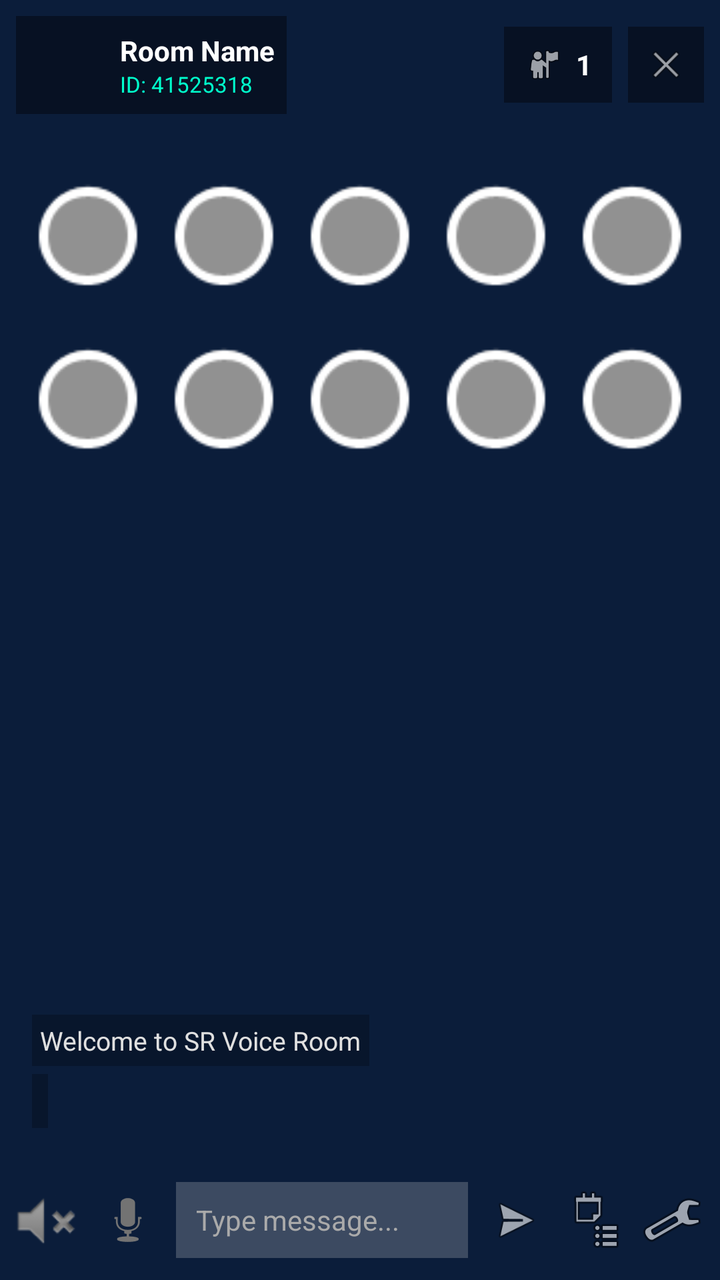
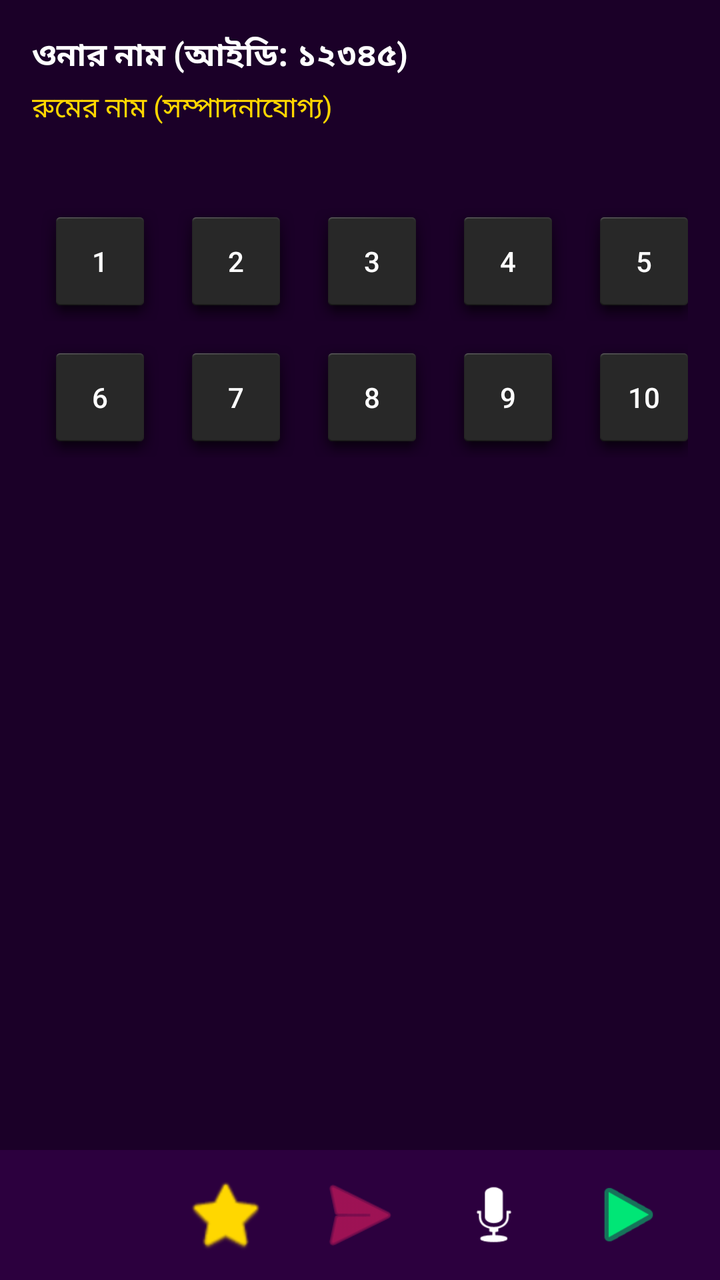

Two renders of the same Android screen: before a commit and after it. Below are the layout's source before the change and the commit's diff.
<!-- AndroidManifest.xml: application theme Theme.AppCompat.DayNight.NoActionBar -->
<!-- res/layout/activity_voice_room.xml -->
<?xml version="1.0" encoding="utf-8"?>
<RelativeLayout xmlns:android="http://schemas.android.com/apk/res/android"
    android:id="@+id/rootLayout"
    android:layout_width="match_parent"
    android:layout_height="match_parent"
    android:background="#0B1D3A">

    
    <RelativeLayout
        android:id="@+id/topHeader"
        android:layout_width="match_parent"
        android:layout_height="65dp"
        android:padding="8dp">

        <LinearLayout
            android:id="@+id/headerProfileLayout"
            android:layout_width="wrap_content"
            android:layout_height="wrap_content"
            android:layout_alignParentStart="true"
            android:layout_centerVertical="true"
            android:background="#66000000"
            android:clickable="true"
            android:focusable="true"
            android:gravity="center_vertical"
            android:orientation="horizontal"
            android:padding="6dp">

            <ImageView
                android:id="@+id/ivHeaderProfile"
                android:layout_width="38dp"
                android:layout_height="38dp"
                android:scaleType="centerCrop"
                android:src="@android:drawable/sym_def_app_icon" />

            <LinearLayout
                android:layout_width="wrap_content"
                android:layout_height="wrap_content"
                android:layout_marginStart="8dp"
                android:orientation="vertical">

                <TextView
                    android:id="@+id/tvRoomName"
                    android:layout_width="wrap_content"
                    android:layout_height="wrap_content"
                    android:text="Room Name"
                    android:textColor="#FFFFFF"
                    android:textSize="14sp"
                    android:textStyle="bold" />

                <TextView
                    android:id="@+id/tvRoomIds"
                    android:layout_width="wrap_content"
                    android:layout_height="wrap_content"
                    android:text="ID: 41525318"
                    android:textColor="#00FFCC"
                    android:textSize="11sp" />
            </LinearLayout>
        </LinearLayout>

        <LinearLayout
            android:layout_width="wrap_content"
            android:layout_height="wrap_content"
            android:layout_alignParentEnd="true"
            android:layout_centerVertical="true"
            android:orientation="horizontal">

            <LinearLayout
                android:id="@+id/ivOnlineMembers"
                android:layout_width="wrap_content"
                android:layout_height="38dp"
                android:background="#66000000"
                android:clickable="true"
                android:focusable="true"
                android:gravity="center"
                android:paddingStart="10dp"
                android:paddingEnd="10dp">

                <ImageView
                    android:layout_width="20dp"
                    android:layout_height="20dp"
                    android:src="@android:drawable/ic_menu_myplaces" />

                <TextView
                    android:id="@+id/tvOnlineCount"
                    android:layout_width="wrap_content"
                    android:layout_height="wrap_content"
                    android:layout_marginStart="6dp"
                    android:text="1"
                    android:textColor="#FFFFFF"
                    android:textSize="14sp"
                    android:textStyle="bold" />
            </LinearLayout>

            <ImageView
                android:id="@+id/ivHomeSettings"
                android:layout_width="38dp"
                android:layout_height="38dp"
                android:layout_marginStart="8dp"
                android:background="#66000000"
                android:clickable="true"
                android:focusable="true"
                android:padding="8dp"
                android:src="@android:drawable/ic_menu_close_clear_cancel" />
        </LinearLayout>
    </RelativeLayout>

    
    <LinearLayout
        android:id="@+id/seatsContainer"
        android:layout_width="match_parent"
        android:layout_height="wrap_content"
        android:layout_below="@id/topHeader"
        android:layout_marginTop="15dp"
        android:orientation="vertical"
        android:padding="10dp">

        
        <LinearLayout
            android:layout_width="match_parent"
            android:layout_height="wrap_content"
            android:gravity="center"
            android:orientation="horizontal">

            <LinearLayout android:layout_width="0dp" android:layout_height="wrap_content" android:layout_weight="1" android:gravity="center" android:orientation="vertical">
                <ImageView android:id="@+id/seat1" android:layout_width="56dp" android:layout_height="56dp" android:background="@android:drawable/presence_invisible" android:scaleType="centerCrop" />
                <TextView android:id="@+id/tvName1" android:layout_width="wrap_content" android:layout_height="wrap_content" android:textColor="#FFFFFF" android:textSize="10sp" />
            </LinearLayout>

            <LinearLayout android:layout_width="0dp" android:layout_height="wrap_content" android:layout_weight="1" android:gravity="center" android:orientation="vertical">
                <ImageView android:id="@+id/seat2" android:layout_width="56dp" android:layout_height="56dp" android:background="@android:drawable/presence_invisible" android:scaleType="centerCrop" />
                <TextView android:id="@+id/tvName2" android:layout_width="wrap_content" android:layout_height="wrap_content" android:textColor="#FFFFFF" android:textSize="10sp" />
            </LinearLayout>

            <LinearLayout android:layout_width="0dp" android:layout_height="wrap_content" android:layout_weight="1" android:gravity="center" android:orientation="vertical">
                <ImageView android:id="@+id/seat3" android:layout_width="56dp" android:layout_height="56dp" android:background="@android:drawable/presence_invisible" android:scaleType="centerCrop" />
                <TextView android:id="@+id/tvName3" android:layout_width="wrap_content" android:layout_height="wrap_content" android:textColor="#FFFFFF" android:textSize="10sp" />
            </LinearLayout>

            <LinearLayout android:layout_width="0dp" android:layout_height="wrap_content" android:layout_weight="1" android:gravity="center" android:orientation="vertical">
                <ImageView android:id="@+id/seat4" android:layout_width="56dp" android:layout_height="56dp" android:background="@android:drawable/presence_invisible" android:scaleType="centerCrop" />
                <TextView android:id="@+id/tvName4" android:layout_width="wrap_content" android:layout_height="wrap_content" android:textColor="#FFFFFF" android:textSize="10sp" />
            </LinearLayout>

            <LinearLayout android:layout_width="0dp" android:layout_height="wrap_content" android:layout_weight="1" android:gravity="center" android:orientation="vertical">
                <ImageView android:id="@+id/seat5" android:layout_width="56dp" android:layout_height="56dp" android:background="@android:drawable/presence_invisible" android:scaleType="centerCrop" />
                <TextView android:id="@+id/tvName5" android:layout_width="wrap_content" android:layout_height="wrap_content" android:textColor="#FFFFFF" android:textSize="10sp" />
            </LinearLayout>
        </LinearLayout>

        
        <LinearLayout
            android:layout_width="match_parent"
            android:layout_height="wrap_content"
            android:layout_marginTop="12dp"
            android:gravity="center"
            android:orientation="horizontal">

            <LinearLayout android:layout_width="0dp" android:layout_height="wrap_content" android:layout_weight="1" android:gravity="center" android:orientation="vertical">
                <ImageView android:id="@+id/seat6" android:layout_width="56dp" android:layout_height="56dp" android:background="@android:drawable/presence_invisible" android:scaleType="centerCrop" />
                <TextView android:id="@+id/tvName6" android:layout_width="wrap_content" android:layout_height="wrap_content" android:textColor="#FFFFFF" android:textSize="10sp" />
            </LinearLayout>

            <LinearLayout android:layout_width="0dp" android:layout_height="wrap_content" android:layout_weight="1" android:gravity="center" android:orientation="vertical">
                <ImageView android:id="@+id/seat7" android:layout_width="56dp" android:layout_height="56dp" android:background="@android:drawable/presence_invisible" android:scaleType="centerCrop" />
                <TextView android:id="@+id/tvName7" android:layout_width="wrap_content" android:layout_height="wrap_content" android:textColor="#FFFFFF" android:textSize="10sp" />
            </LinearLayout>

            <LinearLayout android:layout_width="0dp" android:layout_height="wrap_content" android:layout_weight="1" android:gravity="center" android:orientation="vertical">
                <ImageView android:id="@+id/seat8" android:layout_width="56dp" android:layout_height="56dp" android:background="@android:drawable/presence_invisible" android:scaleType="centerCrop" />
                <TextView android:id="@+id/tvName8" android:layout_width="wrap_content" android:layout_height="wrap_content" android:textColor="#FFFFFF" android:textSize="10sp" />
            </LinearLayout>

            <LinearLayout android:layout_width="0dp" android:layout_height="wrap_content" android:layout_weight="1" android:gravity="center" android:orientation="vertical">
                <ImageView android:id="@+id/seat9" android:layout_width="56dp" android:layout_height="56dp" android:background="@android:drawable/presence_invisible" android:scaleType="centerCrop" />
                <TextView android:id="@+id/tvName9" android:layout_width="wrap_content" android:layout_height="wrap_content" android:textColor="#FFFFFF" android:textSize="10sp" />
            </LinearLayout>

            <LinearLayout android:layout_width="0dp" android:layout_height="wrap_content" android:layout_weight="1" android:gravity="center" android:orientation="vertical">
                <ImageView android:id="@+id/seat10" android:layout_width="56dp" android:layout_height="56dp" android:background="@android:drawable/presence_invisible" android:scaleType="centerCrop" />
                <TextView android:id="@+id/tvName10" android:layout_width="wrap_content" android:layout_height="wrap_content" android:textColor="#FFFFFF" android:textSize="10sp" />
            </LinearLayout>
        </LinearLayout>
    </LinearLayout>

    
    <LinearLayout
        android:id="@+id/chatAreaLayout"
        android:layout_width="match_parent"
        android:layout_height="wrap_content"
        android:layout_above="@id/bottomBar"
        android:layout_below="@id/seatsContainer"
        android:gravity="bottom"
        android:orientation="vertical"
        android:padding="16dp">

        <TextView
            android:id="@+id/tvChat1"
            android:layout_width="wrap_content"
            android:layout_height="wrap_content"
            android:background="#40000000"
            android:padding="4dp"
            android:text="Welcome to SR Voice Room"
            android:textColor="#E0E0E0"
            android:textSize="13sp" />

        <TextView
            android:id="@+id/tvChat2"
            android:layout_width="wrap_content"
            android:layout_height="wrap_content"
            android:layout_marginTop="4dp"
            android:background="#40000000"
            android:padding="4dp"
            android:textColor="#00FFCC"
            android:textSize="14sp"
            android:textStyle="bold" />
    </LinearLayout>

    
    <LinearLayout
        android:id="@+id/bottomBar"
        android:layout_width="match_parent"
        android:layout_height="60dp"
        android:layout_alignParentBottom="true"
        android:gravity="center_vertical"
        android:orientation="horizontal"
        android:paddingStart="8dp"
        android:paddingEnd="8dp">

        <ImageView
            android:id="@+id/ivMute"
            android:layout_width="32dp"
            android:layout_height="32dp"
            android:src="@android:drawable/ic_lock_silent_mode" />

        <ImageView
            android:id="@+id/ivMic"
            android:layout_width="32dp"
            android:layout_height="32dp"
            android:layout_marginStart="8dp"
            android:src="@android:drawable/ic_btn_speak_now" />

        <EditText
            android:id="@+id/etChatInput"
            android:layout_width="0dp"
            android:layout_height="38dp"
            android:layout_marginStart="8dp"
            android:layout_weight="1"
            android:background="#33FFFFFF"
            android:hint="Type message..."
            android:paddingStart="10dp"
            android:paddingEnd="10dp"
            android:textColor="#FFFFFF"
            android:textColorHint="#AAAAAA"
            android:textSize="14sp" />

        <ImageView
            android:id="@+id/ivSendChat"
            android:layout_width="36dp"
            android:layout_height="36dp"
            android:layout_marginStart="6dp"
            android:padding="4dp"
            android:src="@android:drawable/ic_menu_send" />

        <ImageView
            android:id="@+id/ivGift"
            android:layout_width="32dp"
            android:layout_height="32dp"
            android:layout_marginStart="6dp"
            android:src="@android:drawable/ic_menu_agenda" />

        <ImageView
            android:id="@+id/ivGames"
            android:layout_width="32dp"
            android:layout_height="32dp"
            android:layout_marginStart="6dp"
            android:src="@android:drawable/ic_menu_manage" />
    </LinearLayout>

</RelativeLayout>
<!-- resources referenced by this layout -->
<resources>

</resources>

<!-- the commit's change to res/layout/activity_voice_room.xml (unified diff, before → after) -->
@@ -1,279 +1,121 @@
 <?xml version="1.0" encoding="utf-8"?>
 <RelativeLayout xmlns:android="http://schemas.android.com/apk/res/android"
-    android:id="@+id/rootLayout"
+    xmlns:app="http://schemas.android.com/apk/res-auto"
     android:layout_width="match_parent"
     android:layout_height="match_parent"
-    android:background="#0B1D3A">
-
-    
-    <RelativeLayout
-        android:id="@+id/topHeader"
-        android:layout_width="match_parent"
-        android:layout_height="65dp"
-        android:padding="8dp">
-
-        <LinearLayout
-            android:id="@+id/headerProfileLayout"
-            android:layout_width="wrap_content"
-            android:layout_height="wrap_content"
-            android:layout_alignParentStart="true"
-            android:layout_centerVertical="true"
-            android:background="#66000000"
-            android:clickable="true"
-            android:focusable="true"
-            android:gravity="center_vertical"
-            android:orientation="horizontal"
-            android:padding="6dp">
-
-            <ImageView
-                android:id="@+id/ivHeaderProfile"
-                android:layout_width="38dp"
-                android:layout_height="38dp"
-                android:scaleType="centerCrop"
-                android:src="@android:drawable/sym_def_app_icon" />
-
-            <LinearLayout
-                android:layout_width="wrap_content"
-                android:layout_height="wrap_content"
-                android:layout_marginStart="8dp"
-                android:orientation="vertical">
-
-                <TextView
-                    android:id="@+id/tvRoomName"
-                    android:layout_width="wrap_content"
-                    android:layout_height="wrap_content"
-                    android:text="Room Name"
-                    android:textColor="#FFFFFF"
-                    android:textSize="14sp"
-                    android:textStyle="bold" />
-
-                <TextView
-                    android:id="@+id/tvRoomIds"
-                    android:layout_width="wrap_content"
-                    android:layout_height="wrap_content"
-                    android:text="ID: 41525318"
-                    android:textColor="#00FFCC"
-                    android:textSize="11sp" />
-            </LinearLayout>
-        </LinearLayout>
-
-        <LinearLayout
-            android:layout_width="wrap_content"
-            android:layout_height="wrap_content"
-            android:layout_alignParentEnd="true"
-            android:layout_centerVertical="true"
-            android:orientation="horizontal">
-
-            <LinearLayout
-                android:id="@+id/ivOnlineMembers"
-                android:layout_width="wrap_content"
-                android:layout_height="38dp"
-                android:background="#66000000"
-                android:clickable="true"
-                android:focusable="true"
-                android:gravity="center"
-                android:paddingStart="10dp"
-                android:paddingEnd="10dp">
-
-                <ImageView
-                    android:layout_width="20dp"
-                    android:layout_height="20dp"
-                    android:src="@android:drawable/ic_menu_myplaces" />
-
-                <TextView
-                    android:id="@+id/tvOnlineCount"
-                    android:layout_width="wrap_content"
-                    android:layout_height="wrap_content"
-                    android:layout_marginStart="6dp"
-                    android:text="1"
-                    android:textColor="#FFFFFF"
-                    android:textSize="14sp"
-                    android:textStyle="bold" />
-            </LinearLayout>
-
-            <ImageView
-                android:id="@+id/ivHomeSettings"
-                android:layout_width="38dp"
-                android:layout_height="38dp"
-                android:layout_marginStart="8dp"
-                android:background="#66000000"
-                android:clickable="true"
-                android:focusable="true"
-                android:padding="8dp"
-                android:src="@android:drawable/ic_menu_close_clear_cancel" />
-        </LinearLayout>
-    </RelativeLayout>
+    android:background="#1B0028">
 
     
     <LinearLayout
-        android:id="@+id/seatsContainer"
+        android:id="@+id/roomHeader"
         android:layout_width="match_parent"
         android:layout_height="wrap_content"
-        android:layout_below="@id/topHeader"
-        android:layout_marginTop="15dp"
-        android:orientation="vertical"
-        android:padding="10dp">
-
-        
-        <LinearLayout
-            android:layout_width="match_parent"
-            android:layout_height="wrap_content"
-            android:gravity="center"
-            android:orientation="horizontal">
-
-            <LinearLayout android:layout_width="0dp" android:layout_height="wrap_content" android:layout_weight="1" android:gravity="center" android:orientation="vertical">
-                <ImageView android:id="@+id/seat1" android:layout_width="56dp" android:layout_height="56dp" android:background="@android:drawable/presence_invisible" android:scaleType="centerCrop" />
-                <TextView android:id="@+id/tvName1" android:layout_width="wrap_content" android:layout_height="wrap_content" android:textColor="#FFFFFF" android:textSize="10sp" />
-            </LinearLayout>
-
-            <LinearLayout android:layout_width="0dp" android:layout_height="wrap_content" android:layout_weight="1" android:gravity="center" android:orientation="vertical">
-                <ImageView android:id="@+id/seat2" android:layout_width="56dp" android:layout_height="56dp" android:background="@android:drawable/presence_invisible" android:scaleType="centerCrop" />
-                <TextView android:id="@+id/tvName2" android:layout_width="wrap_content" android:layout_height="wrap_content" android:textColor="#FFFFFF" android:textSize="10sp" />
-            </LinearLayout>
-
-            <LinearLayout android:layout_width="0dp" android:layout_height="wrap_content" android:layout_weight="1" android:gravity="center" android:orientation="vertical">
-                <ImageView android:id="@+id/seat3" android:layout_width="56dp" android:layout_height="56dp" android:background="@android:drawable/presence_invisible" android:scaleType="centerCrop" />
-                <TextView android:id="@+id/tvName3" android:layout_width="wrap_content" android:layout_height="wrap_content" android:textColor="#FFFFFF" android:textSize="10sp" />
-            </LinearLayout>
-
-            <LinearLayout android:layout_width="0dp" android:layout_height="wrap_content" android:layout_weight="1" android:gravity="center" android:orientation="vertical">
-                <ImageView android:id="@+id/seat4" android:layout_width="56dp" android:layout_height="56dp" android:background="@android:drawable/presence_invisible" android:scaleType="centerCrop" />
-                <TextView android:id="@+id/tvName4" android:layout_width="wrap_content" android:layout_height="wrap_content" android:textColor="#FFFFFF" android:textSize="10sp" />
-            </LinearLayout>
-
-            <LinearLayout android:layout_width="0dp" android:layout_height="wrap_content" android:layout_weight="1" android:gravity="center" android:orientation="vertical">
-                <ImageView android:id="@+id/seat5" android:layout_width="56dp" android:layout_height="56dp" android:background="@android:drawable/presence_invisible" android:scaleType="centerCrop" />
-                <TextView android:id="@+id/tvName5" android:layout_width="wrap_content" android:layout_height="wrap_content" android:textColor="#FFFFFF" android:textSize="10sp" />
-            </LinearLayout>
-        </LinearLayout>
-
-        
-        <LinearLayout
-            android:layout_width="match_parent"
-            android:layout_height="wrap_content"
-            android:layout_marginTop="12dp"
-            android:gravity="center"
-            android:orientation="horizontal">
-
-            <LinearLayout android:layout_width="0dp" android:layout_height="wrap_content" android:layout_weight="1" android:gravity="center" android:orientation="vertical">
-                <ImageView android:id="@+id/seat6" android:layout_width="56dp" android:layout_height="56dp" android:background="@android:drawable/presence_invisible" android:scaleType="centerCrop" />
-                <TextView android:id="@+id/tvName6" android:layout_width="wrap_content" android:layout_height="wrap_content" android:textColor="#FFFFFF" android:textSize="10sp" />
-            </LinearLayout>
-
-            <LinearLayout android:layout_width="0dp" android:layout_height="wrap_content" android:layout_weight="1" android:gravity="center" android:orientation="vertical">
-                <ImageView android:id="@+id/seat7" android:layout_width="56dp" android:layout_height="56dp" android:background="@android:drawable/presence_invisible" android:scaleType="centerCrop" />
-                <TextView android:id="@+id/tvName7" android:layout_width="wrap_content" android:layout_height="wrap_content" android:textColor="#FFFFFF" android:textSize="10sp" />
-            </LinearLayout>
-
-            <LinearLayout android:layout_width="0dp" android:layout_height="wrap_content" android:layout_weight="1" android:gravity="center" android:orientation="vertical">
-                <ImageView android:id="@+id/seat8" android:layout_width="56dp" android:layout_height="56dp" android:background="@android:drawable/presence_invisible" android:scaleType="centerCrop" />
-                <TextView android:id="@+id/tvName8" android:layout_width="wrap_content" android:layout_height="wrap_content" android:textColor="#FFFFFF" android:textSize="10sp" />
-            </LinearLayout>
-
-            <LinearLayout android:layout_width="0dp" android:layout_height="wrap_content" android:layout_weight="1" android:gravity="center" android:orientation="vertical">
-                <ImageView android:id="@+id/seat9" android:layout_width="56dp" android:layout_height="56dp" android:background="@android:drawable/presence_invisible" android:scaleType="centerCrop" />
-                <TextView android:id="@+id/tvName9" android:layout_width="wrap_content" android:layout_height="wrap_content" android:textColor="#FFFFFF" android:textSize="10sp" />
-            </LinearLayout>
-
-            <LinearLayout android:layout_width="0dp" android:layout_height="wrap_content" android:layout_weight="1" android:gravity="center" android:orientation="vertical">
-                <ImageView android:id="@+id/seat10" android:layout_width="56dp" android:layout_height="56dp" android:background="@android:drawable/presence_invisible" android:scaleType="centerCrop" />
-                <TextView android:id="@+id/tvName10" android:layout_width="wrap_content" android:layout_height="wrap_content" android:textColor="#FFFFFF" android:textSize="10sp" />
-            </LinearLayout>
-        </LinearLayout>
-    </LinearLayout>
-
-    
-    <LinearLayout
-        android:id="@+id/chatAreaLayout"
-        android:layout_width="match_parent"
-        android:layout_height="wrap_content"
-        android:layout_above="@id/bottomBar"
-        android:layout_below="@id/seatsContainer"
-        android:gravity="bottom"
         android:orientation="vertical"
         android:padding="16dp">
 
         <TextView
-            android:id="@+id/tvChat1"
+            android:id="@+id/txtOwnerName"
             android:layout_width="wrap_content"
             android:layout_height="wrap_content"
-            android:background="#40000000"
-            android:padding="4dp"
-            android:text="Welcome to SR Voice Room"
-            android:textColor="#E0E0E0"
-            android:textSize="13sp" />
+            android:text="ওনার নাম (আইডি: ১২৩৪৫)"
+            android:textColor="#FFFFFF"
+            android:textSize="16sp"
+            android:textStyle="bold" />
 
         <TextView
-            android:id="@+id/tvChat2"
+            android:id="@+id/txtRoomName"
             android:layout_width="wrap_content"
             android:layout_height="wrap_content"
             android:layout_marginTop="4dp"
-            android:background="#40000000"
-            android:padding="4dp"
-            android:textColor="#00FFCC"
-            android:textSize="14sp"
-            android:textStyle="bold" />
+            android:text="রুমের নাম (সম্পাদনাযোগ্য)"
+            android:textColor="#FFD700"
+            android:textSize="14sp" />
     </LinearLayout>
 
     
+    <GridLayout
+        android:id="@+id/seatGridLayout"
+        android:layout_width="match_parent"
+        android:layout_height="wrap_content"
+        android:layout_below="@id/roomHeader"
+        android:layout_centerHorizontal="true"
+        android:layout_margin="16dp"
+        android:alignmentMode="alignMargins"
+        android:columnCount="5"
+        android:rowCount="2"
+        android:useDefaultMargins="true">
+
+        
+        <Button android:id="@+id/seat1" android:layout_width="60dp" android:layout_height="60dp" android:background="@android:drawable/dialog_holo_dark_frame" android:text="1" android:textColor="#FFFFFF" />
+        <Button android:id="@+id/seat2" android:layout_width="60dp" android:layout_height="60dp" android:background="@android:drawable/dialog_holo_dark_frame" android:text="2" android:textColor="#FFFFFF" />
+        <Button android:id="@+id/seat3" android:layout_width="60dp" android:layout_height="60dp" android:background="@android:drawable/dialog_holo_dark_frame" android:text="3" android:textColor="#FFFFFF" />
+        <Button android:id="@+id/seat4" android:layout_width="60dp" android:layout_height="60dp" android:background="@android:drawable/dialog_holo_dark_frame" android:text="4" android:textColor="#FFFFFF" />
+        <Button android:id="@+id/seat5" android:layout_width="60dp" android:layout_height="60dp" android:background="@android:drawable/dialog_holo_dark_frame" android:text="5" android:textColor="#FFFFFF" />
+        <Button android:id="@+id/seat6" android:layout_width="60dp" android:layout_height="60dp" android:background="@android:drawable/dialog_holo_dark_frame" android:text="6" android:textColor="#FFFFFF" />
+        <Button android:id="@+id/seat7" android:layout_width="60dp" android:layout_height="60dp" android:background="@android:drawable/dialog_holo_dark_frame" android:text="7" android:textColor="#FFFFFF" />
+        <Button android:id="@+id/seat8" android:layout_width="60dp" android:layout_height="60dp" android:background="@android:drawable/dialog_holo_dark_frame" android:text="8" android:textColor="#FFFFFF" />
+        <Button android:id="@+id/seat9" android:layout_width="60dp" android:layout_height="60dp" android:background="@android:drawable/dialog_holo_dark_frame" android:text="9" android:textColor="#FFFFFF" />
+        <Button android:id="@+id/seat10" android:layout_width="60dp" android:layout_height="60dp" android:background="@android:drawable/dialog_holo_dark_frame" android:text="10" android:textColor="#FFFFFF" />
+
+    </GridLayout>
+
+    
     <LinearLayout
-        android:id="@+id/bottomBar"
+        android:id="@+id/bottomControlBar"
         android:layout_width="match_parent"
-        android:layout_height="60dp"
+        android:layout_height="65dp"
         android:layout_alignParentBottom="true"
+        android:background="#2C003E"
         android:gravity="center_vertical"
         android:orientation="horizontal"
-        android:paddingStart="8dp"
-        android:paddingEnd="8dp">
+        android:paddingHorizontal="12dp"
+        android:weightSum="5">
 
+        
         <ImageView
-            android:id="@+id/ivMute"
-            android:layout_width="32dp"
-            android:layout_height="32dp"
-            android:src="@android:drawable/ic_lock_silent_mode" />
+            android:id="@+id/btnSms"
+            android:layout_width="0dp"
+            android:layout_height="40dp"
+            android:layout_weight="1"
+            android:src="@android:drawable/ic_communication_clear_portal"
+            app:tint="#FFFFFF" />
 
+        
         <ImageView
-            android:id="@+id/ivMic"
-            android:layout_width="32dp"
-            android:layout_height="32dp"
-            android:layout_marginStart="8dp"
-            android:src="@android:drawable/ic_btn_speak_now" />
+            android:id="@+id/btnEmoji"
+            android:layout_width="0dp"
+            android:layout_height="40dp"
+            android:layout_weight="1"
+            android:src="@android:drawable/btn_star"
+            app:tint="#FFD700" />
 
-        <EditText
-            android:id="@+id/etChatInput"
+        
+        <ImageView
+            android:id="@+id/btnGift"
             android:layout_width="0dp"
-            android:layout_height="38dp"
-            android:layout_marginStart="8dp"
+            android:layout_height="48dp"
             android:layout_weight="1"
-            android:background="#33FFFFFF"
-            android:hint="Type message..."
-            android:paddingStart="10dp"
-            android:paddingEnd="10dp"
-            android:textColor="#FFFFFF"
-            android:textColorHint="#AAAAAA"
-            android:textSize="14sp" />
+            android:src="@android:drawable/ic_menu_send"
+            app:tint="#E91E63" />
 
+        
         <ImageView
-            android:id="@+id/ivSendChat"
-            android:layout_width="36dp"
-            android:layout_height="36dp"
-            android:layout_marginStart="6dp"
-            android:padding="4dp"
-            android:src="@android:drawable/ic_menu_send" />
+            android:id="@+id/btnMic"
+            android:layout_width="0dp"
+            android:layout_height="40dp"
+            android:layout_weight="1"
+            android:src="@android:drawable/ic_btn_speak_now"
+            app:tint="#FFFFFF" />
 
+        
         <ImageView
-            android:id="@+id/ivGift"
-            android:layout_width="32dp"
-            android:layout_height="32dp"
-            android:layout_marginStart="6dp"
-            android:src="@android:drawable/ic_menu_agenda" />
+            android:id="@+id/btnGames"
+            android:layout_width="0dp"
+            android:layout_height="40dp"
+            android:layout_weight="1"
+            android:src="@android:drawable/ic_media_play"
+            app:tint="#00E676" />
 
-        <ImageView
-            android:id="@+id/ivGames"
-            android:layout_width="32dp"
-            android:layout_height="32dp"
-            android:layout_marginStart="6dp"
-            android:src="@android:drawable/ic_menu_manage" />
     </LinearLayout>
 
 </RelativeLayout>
